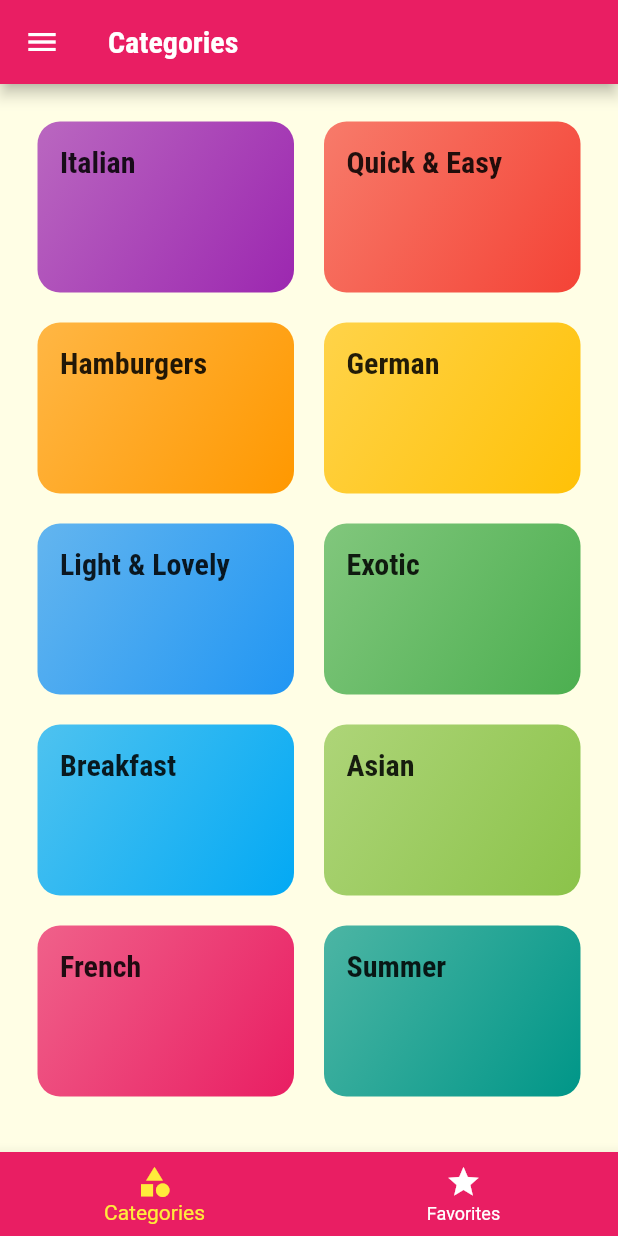
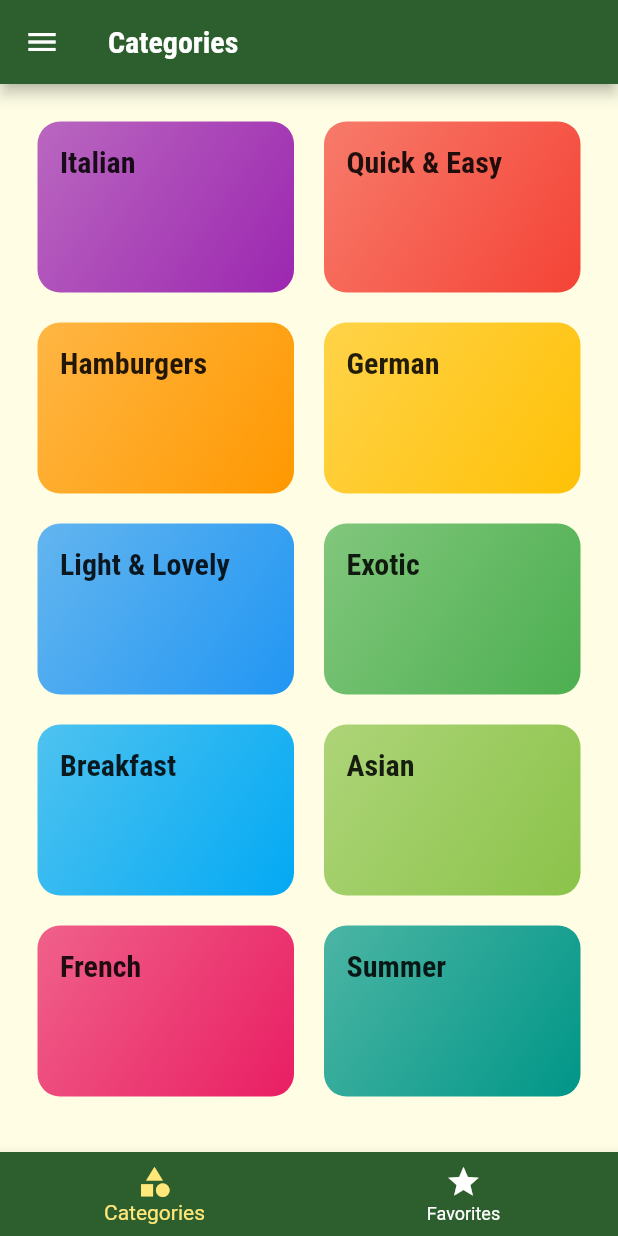
Before and after one commit to balakrishdq/meals_app, a Flutter app: the screen it shows after launch, on a phone screen of 412 x 824 dp. Run offline on Flutter 3.47's test engine with Material 2 defaults, Android fonts, the phone set to English and light mode, and no system bars.

Commit message:
color changed on primary and secondary

```diff
--- a/lib/main.dart
+++ b/lib/main.dart
@@ -74,9 +74,8 @@ class _MyAppState extends State<MyApp> {
     return MaterialApp(
         title: 'DeliMeals',
         theme: ThemeData(
-          colorScheme: ThemeData()
-              .colorScheme
-              .copyWith(primary: Colors.pink, secondary: Colors.yellow),
+          colorScheme: ThemeData().colorScheme.copyWith(
+              primary: Color(0xFF2C5F2D), secondary: Color(0xFFFFE77A)),
           canvasColor: Color.fromRGBO(255, 254, 229, 1),
           fontFamily: 'Raleway',
           textTheme: ThemeData.light().textTheme.copyWith(
```
